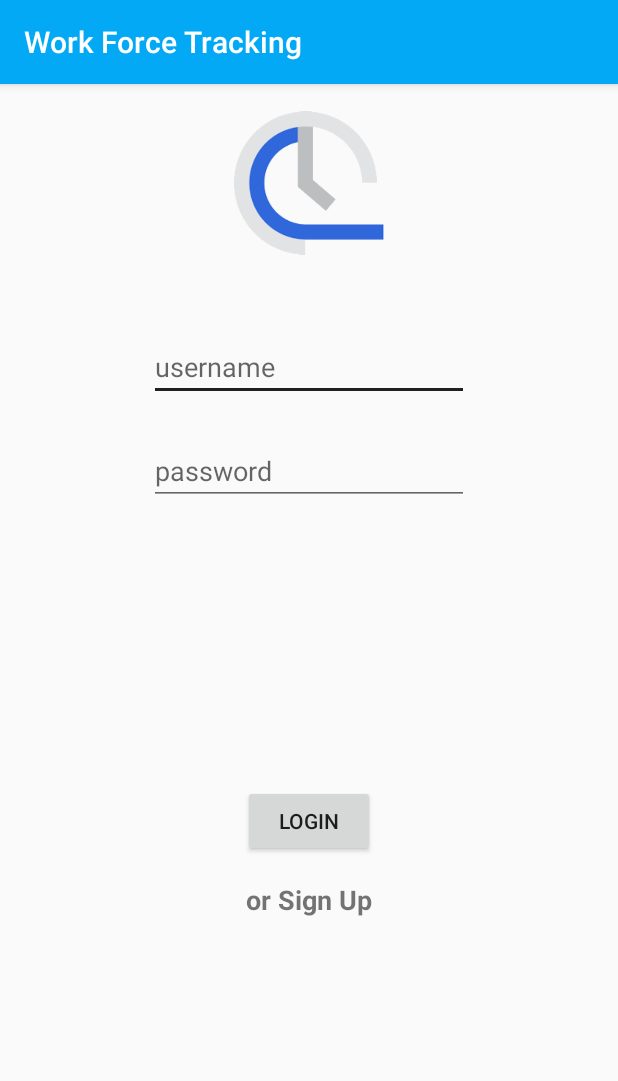
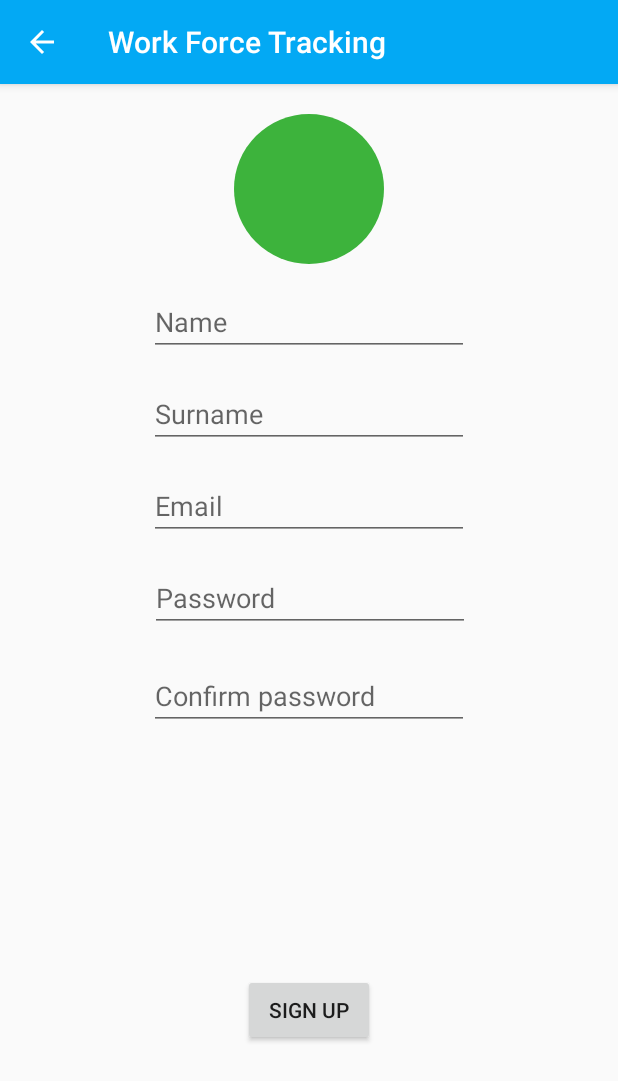
Before and after one commit to andrea07021981/WorkForceTracking, an Android app: the screen it shows after launch (LoginActivity), after a tap on "or Sign Up", on a phone screen of 412 x 824 dp. Shown: the top 1081 px of the screen. Run offline under Robolectric (Android 15) with nearby library versions, the phone set to English and light mode, and no system bars; our stand-ins replace Room's generated code; libraries missing offline, so code that uses them is left out: android.arch.persistence.

Commit message:
Added signup fragment

```diff
--- a/app/src/main/AndroidManifest.xml
+++ b/app/src/main/AndroidManifest.xml
@@ -5,6 +5,9 @@
     <uses-permission android:name="android.permission.GET_ACCOUNTS" />
     <uses-permission android:name="android.permission.READ_PROFILE" />
     <uses-permission android:name="android.permission.READ_CONTACTS" />
+    <uses-permission android:name="android.permission.ACCESS_FINE_LOCATION" />
+    <uses-permission android:name="android.permission.INTERNET" />
+    <uses-permission android:name="android.permission.READ_EXTERNAL_STORAGE" />
 
     <application
         android:name=".BasicApp"
--- a/app/src/main/java/com/projects/andreafranco/workforcetracking/ui/LoginActivity.java
+++ b/app/src/main/java/com/projects/andreafranco/workforcetracking/ui/LoginActivity.java
@@ -1,11 +1,17 @@
 package com.projects.andreafranco.workforcetracking.ui;
 
+import android.content.Intent;
+import android.net.Uri;
 import android.support.v4.app.Fragment;
+import android.support.v4.app.FragmentTransaction;
+import android.transition.Fade;
+
+import com.projects.andreafranco.workforcetracking.R;
 
 /**
  * A login screen that offers login via email/password.
  */
-public class LoginActivity extends SingleFragmentActivity implements LoginFragment.OnLoginFragmentInteractionListener {
+public class LoginActivity extends SingleFragmentActivity implements LoginFragment.OnLoginFragmentInteractionListener, SignUpFragment.OnFragmentInteractionListener {
 
     @Override
     protected Fragment createFragment() {
@@ -13,7 +19,43 @@ public class LoginActivity extends SingleFragmentActivity implements LoginFragme
     }
 
     @Override
-    public void onFragmentInteraction() {
+    public void onReplaceFragment() {
+        //TODO add the animation transition with shared element LOGO
+        FragmentTransaction fragmentTransaction = getSupportFragmentManager().beginTransaction();
+        fragmentTransaction.replace(R.id.fragment_container,
+                SignUpFragment.newInstance(null,null),
+                SignUpFragment.class.getSimpleName());
+        fragmentTransaction.commit();
+        setupToolbar(true);
+    }
+
+    @Override
+    public void onStartNewActivity(Intent intent) {
+        startActivity(intent);
+    }
+
+    @Override
+    public void onFragmentInteraction(Uri uri) {
 
     }
+
+    @Override
+    public boolean onSupportNavigateUp() {
+        setResult(RESULT_CANCELED);
+        //TODO add the animation transition with shared element LOGO
+        FragmentTransaction fragmentTransaction = getSupportFragmentManager().beginTransaction();
+        fragmentTransaction.replace(R.id.fragment_container,
+                LoginFragment.newInstance(null),
+                LoginFragment.class.getSimpleName());
+        fragmentTransaction.commit();
+        setupToolbar(false);
+        return true;
+    }
+
+    @Override
+    protected void setupToolbar(boolean visible) {
+        //Use binding for toolbar or menu with user info and profile
+        getSupportActionBar().setDisplayHomeAsUpEnabled(visible);
+        getSupportActionBar().setDisplayShowHomeEnabled(visible);
+    }
 }
--- a/app/src/main/java/com/projects/andreafranco/workforcetracking/ui/LoginFragment.java
+++ b/app/src/main/java/com/projects/andreafranco/workforcetracking/ui/LoginFragment.java
@@ -1,9 +1,11 @@
 package com.projects.andreafranco.workforcetracking.ui;
 
+import android.app.ActivityOptions;
 import android.app.AlertDialog;
 import android.arch.lifecycle.Observer;
 import android.arch.lifecycle.ViewModelProviders;
 import android.content.Context;
+import android.content.Intent;
 import android.net.Uri;
 import android.os.Bundle;
 import android.support.annotation.Nullable;
@@ -26,7 +28,7 @@ import java.util.Objects;
 
 import static android.content.Context.INPUT_METHOD_SERVICE;
 
-public class LoginFragment extends Fragment implements View.OnClickListener{
+public class LoginFragment extends Fragment{
 
     // the fragment initialization parameters
     private static final String ARG_PARAM1 = "param1";
@@ -73,9 +75,9 @@ public class LoginFragment extends Fragment implements View.OnClickListener{
                              Bundle savedInstanceState) {
         View view = inflater.inflate(R.layout.fragment_login, container, false);
         mLoginButton = view.findViewById(R.id.login_button);
-        mLoginButton.setOnClickListener(this);
+        mLoginButton.setOnClickListener(this::checkLogin);
         mSignUpTextView = view.findViewById(R.id.signup_textview);
-        mSignUpTextView.setOnClickListener(this);
+        mSignUpTextView.setOnClickListener(this::doSignUp);
         mUsernameEditText = view.findViewById(R.id.username_edittext);
         mPasswordEditText = view.findViewById(R.id.password_edittext);
 
@@ -100,12 +102,6 @@ public class LoginFragment extends Fragment implements View.OnClickListener{
         });
     }
 
-    public void onButtonPressed(Uri uri) {
-        if (mListener != null) {
-            mListener.onFragmentInteraction();
-        }
-    }
-
     @Override
     public void onAttach(Context context) {
         super.onAttach(context);
@@ -123,50 +119,46 @@ public class LoginFragment extends Fragment implements View.OnClickListener{
         mListener = null;
     }
 
-    @Override
-    public void onClick(View v) {
-        InputMethodManager inputMethodManager = (InputMethodManager) getActivity().getSystemService(INPUT_METHOD_SERVICE);
-        assert inputMethodManager != null;
-        if (inputMethodManager.isActive()) inputMethodManager.hideSoftInputFromWindow(Objects.requireNonNull(getActivity().getCurrentFocus()).getWindowToken(), 0);
-        int id = v.getId();
-        switch (id) {
-
-            case R.id.login_button:
-                if (TextUtils.isEmpty(mUsernameEditText.getText()) ||
-                        TextUtils.isEmpty(mPasswordEditText.getText())) {
-                    Toast.makeText(getActivity(), "Username and password required", Toast.LENGTH_SHORT).show();
-                } else {
-                    doLogin(mUsernameEditText.getText().toString(), mPasswordEditText.getText().toString());
-                }
-                break;
-
-            case R.id.signup_textview:
-                doSignUp();
-                break;
-
-            default:
-                break;
+    private void checkLogin(View view) {
+        if (TextUtils.isEmpty(mUsernameEditText.getText()) ||
+                TextUtils.isEmpty(mPasswordEditText.getText())) {
+            Toast.makeText(getActivity(), "Username and password required", Toast.LENGTH_SHORT).show();
+        } else {
+            doLogin(mUsernameEditText.getText().toString(), mPasswordEditText.getText().toString());
         }
     }
 
-    private void doLogin(String username, String password) {
-        //mAlertDialog.show();
+    public void doLogin(String username, String password) {
+        closeKeyBoard();
+        mAlertDialog.show();
         mUserViewModel.checkValidLogin(username, password).observe(this, new Observer<UserEntity>() {
             @Override
             public void onChanged(@Nullable UserEntity userEntity) {
                 if (userEntity != null) {
-                    //TODO login ok
+                    //TODO
+                    //TODO in XXX activity set the style AppThemeExplode
+                    /*ActivityOptions options = ActivityOptions.makeSceneTransitionAnimation(this);
+                    Intent intent = new Intent(getActivity(), "XXX not defined");
+                    startActivity(intent, options.toBundle());
+                    mListener.onStartNewActivity(intent);*/
                     Toast.makeText(getActivity(), "Login ok", Toast.LENGTH_SHORT).show();
                 } else {
                     Toast.makeText(getActivity(), "Login error: Username or password wrong", Toast.LENGTH_SHORT).show();
                 }
-                //mAlertDialog.dismiss();
+                mAlertDialog.dismiss();
             }
         });
     }
 
-    private void doSignUp() {
+    public void doSignUp(View view) {
+        closeKeyBoard();
+        mListener.onReplaceFragment();
+    }
 
+    private void closeKeyBoard() {
+        InputMethodManager inputMethodManager = (InputMethodManager) getActivity().getSystemService(INPUT_METHOD_SERVICE);
+        assert inputMethodManager != null;
+        if (inputMethodManager.isActive()) inputMethodManager.hideSoftInputFromWindow(Objects.requireNonNull(getActivity().getCurrentFocus()).getWindowToken(), 0);
     }
 
     /**
@@ -180,6 +172,7 @@ public class LoginFragment extends Fragment implements View.OnClickListener{
      * >Communicating with Other Fragments</a> for more information.
      */
     public interface OnLoginFragmentInteractionListener {
-        void onFragmentInteraction();
+        void onReplaceFragment();
+        void onStartNewActivity(Intent intent);
     }
 }
--- /dev/null
+++ b/app/src/main/java/com/projects/andreafranco/workforcetracking/ui/SignUpFragment.java
@@ -0,0 +1,257 @@
+package com.projects.andreafranco.workforcetracking.ui;
+
+import android.Manifest;
+import android.app.AlertDialog;
+import android.content.Context;
+import android.content.Intent;
+import android.content.pm.PackageManager;
+import android.graphics.Bitmap;
+import android.graphics.Canvas;
+import android.graphics.Color;
+import android.graphics.Paint;
+import android.graphics.PorterDuff;
+import android.graphics.PorterDuffXfermode;
+import android.graphics.Rect;
+import android.graphics.drawable.GradientDrawable;
+import android.net.Uri;
+import android.os.Bundle;
+import android.provider.MediaStore;
+import android.support.annotation.NonNull;
+import android.support.v4.app.ActivityCompat;
+import android.support.v4.app.Fragment;
+import android.text.TextUtils;
+import android.transition.TransitionInflater;
+import android.util.Patterns;
+import android.view.LayoutInflater;
+import android.view.View;
+import android.view.ViewGroup;
+import android.widget.Button;
+import android.widget.EditText;
+import android.widget.ImageView;
+
+import com.projects.andreafranco.workforcetracking.R;
+
+import java.io.IOException;
+import java.util.Random;
+
+import static android.app.Activity.RESULT_OK;
+
+/**
+ * A simple {@link Fragment} subclass.
+ * Activities that contain this fragment must implement the
+ * {@link SignUpFragment.OnFragmentInteractionListener} interface
+ * to handle interaction events.
+ * Use the {@link SignUpFragment#newInstance} factory method to
+ * create an instance of this fragment.
+ */
+public class SignUpFragment extends Fragment {
+    private static final String ARG_PARAM1 = "param1";
+    private static final String ARG_PARAM2 = "param2";
+    private static final int REQUEST_IMAGES = 1;
+    private static final int REQUEST_PERMISSION_CODE = 0;
+
+    // TODO: Rename and change types of parameters
+    private String mParam1;
+    private String mParam2;
+
+    private ImageView mPictureImageView;
+    private EditText mNameEditText, mSurnameEditText, mEmailEditText, mPasswordEditText, mConfirmPasswordEditText;
+    private Button mSignupButton;
+    private Uri mProfileUri;
+    private AlertDialog mAlertDialog;
+
+    private OnFragmentInteractionListener mListener;
+
+    public SignUpFragment() {
+        // Required empty public constructor
+    }
+
+    /**
+     * Use this factory method to create a new instance of
+     * this fragment using the provided parameters.
+     *
+     * @param param1 Parameter 1.
+     * @param param2 Parameter 2.
+     * @return A new instance of fragment SignUpFragment.
+     */
+    // TODO: Rename and change types and number of parameters
+    public static SignUpFragment newInstance(String param1, String param2) {
+        SignUpFragment fragment = new SignUpFragment();
+        Bundle args = new Bundle();
+        args.putString(ARG_PARAM1, param1);
+        args.putString(ARG_PARAM2, param2);
+        fragment.setArguments(args);
+        return fragment;
+    }
+
+    @Override
+    public void onCreate(Bundle savedInstanceState) {
+        super.onCreate(savedInstanceState);
+        if (getArguments() != null) {
+            mParam1 = getArguments().getString(ARG_PARAM1);
+            mParam2 = getArguments().getString(ARG_PARAM2);
+        }
+        setSharedElementEnterTransition(TransitionInflater.from(getContext()).inflateTransition(android.R.transition.move));
+    }
+
+    @Override
+    public View onCreateView(LayoutInflater inflater, ViewGroup container,
+                             Bundle savedInstanceState) {
+        View view = inflater.inflate(R.layout.fragment_sign_up, container, false);
+        mPictureImageView = view.findViewById(R.id.picture_imageview);
+        mPictureImageView.setOnClickListener(this::profileImageClick);
+        ((GradientDrawable) mPictureImageView.getBackground()).setColor(getRandonColor());
+        mSignupButton = view.findViewById(R.id.signup_button);
+        mSignupButton.setOnClickListener(this::signUpClick);
+        mNameEditText = view.findViewById(R.id.name_edittext);
+        mSurnameEditText = view.findViewById(R.id.surname_edittext);
+        mEmailEditText = view.findViewById(R.id.email_edittext);
+        mPasswordEditText = view.findViewById(R.id.password_edittext);
+        mConfirmPasswordEditText = view.findViewById(R.id.confirm_password_editetext);
+
+        AlertDialog.Builder builder = new AlertDialog.Builder(getActivity())
+                .setView(LayoutInflater.from(getActivity()).inflate(R.layout.progress_dialog, null));
+        mAlertDialog = builder.create();
+        return view;
+    }
+
+    // TODO: Rename method, update argument and hook method into UI event
+    public void onButtonPressed(Uri uri) {
+        if (mListener != null) {
+            mListener.onFragmentInteraction(uri);
+        }
+    }
+
+    @Override
+    public void onAttach(Context context) {
+        super.onAttach(context);
+        if (context instanceof OnFragmentInteractionListener) {
+            mListener = (OnFragmentInteractionListener) context;
+        } else {
+            throw new RuntimeException(context.toString()
+                    + " must implement OnFragmentInteractionListener");
+        }
+    }
+
+    @Override
+    public void onDetach() {
+        super.onDetach();
+        mListener = null;
+    }
+
+    @Override
+    public void onStop() {
+        super.onStop();
+        if (mAlertDialog.isShowing()) {
+            mAlertDialog.dismiss();
+        }
+    }
+
+    /**
+     * This interface must be implemented by activities that contain this
+     * fragment to allow an interaction in this fragment to be communicated
+     * to the activity and potentially other fragments contained in that
+     * activity.
+     * <p>
+     * See the Android Training lesson <a href=
+     * "http://developer.android.com/training/basics/fragments/communicating.html"
+     * >Communicating with Other Fragments</a> for more information.
+     */
+    public interface OnFragmentInteractionListener {
+        // TODO: Update argument type and name
+        void onFragmentInteraction(Uri uri);
+    }
+
+    public void signUpClick(View view) {
+        if (checkMandatoryField()) {
+            //TODO save user on ws
+            mAlertDialog.show();
+        }
+    }
+
+    private boolean checkMandatoryField() {
+        boolean result = true;
+        if (TextUtils.isEmpty(mNameEditText.getText())) {
+            mNameEditText.setError("Name is mandatory!");
+            result = false;
+        }
+
+        if (TextUtils.isEmpty(mSurnameEditText.getText())) {
+            mSurnameEditText.setError("Surname is mandatory!");
+            result = false;
+        }
+
+        if (TextUtils.isEmpty(mEmailEditText.getText())) {
+            mEmailEditText.setError("Email is mandatory!");
+            result = false;
+        } else if (!isEmail(mEmailEditText)){
+            mEmailEditText.setError("Email is wrong formatted!");
+            result = false;
+        }
+
+        if (TextUtils.isEmpty(mPasswordEditText.getText())) {
+            mPasswordEditText.setError("Password is mandatory!");
+            result = false;
+        }
+
+        if (TextUtils.isEmpty(mConfirmPasswordEditText.getText())) {
+            mConfirmPasswordEditText.setError("Confirm password!");
+            result = false;
+        } else if (!mConfirmPasswordEditText.getText().toString().equals(mPasswordEditText.getText().toString())) {
+            mConfirmPasswordEditText.setError("Password is different!");
+            result = false;
+        }
+        return result;
+    }
+
+    private boolean isEmail(EditText text) {
+        CharSequence email = text.getText().toString();
+        return Patterns.EMAIL_ADDRESS.matcher(email).matches();
+    }
+
+    private void getPhoto() {
+        Intent getPhotoIntent = new Intent(Intent.ACTION_PICK, MediaStore.Images.Media.EXTERNAL_CONTENT_URI);
+        startActivityForResult(getPhotoIntent, REQUEST_IMAGES);
+    }
+
+    public void profileImageClick(View view) {
+        if (ActivityCompat.checkSelfPermission(getActivity(), Manifest.permission.READ_EXTERNAL_STORAGE) == PackageManager.PERMISSION_GRANTED) {
+            getPhoto();
+        } else {
+            ActivityCompat.requestPermissions(getActivity(), new String[]{Manifest.permission.READ_EXTERNAL_STORAGE}, REQUEST_PERMISSION_CODE);
+        }
+    }
+
+    @NonNull
+    private int getRandonColor() {
+        Random rand = new Random();
+        int r = rand.nextInt(255);
+        int g = rand.nextInt(255);
+        int b = rand.nextInt(255);
+        int randomColor = Color.rgb(r,g,b);
+        return randomColor;
+    }
+
+    @Override
+    public void onRequestPermissionsResult(int requestCode, @NonNull String[] permissions, @NonNull int[] grantResults) {
+        if (requestCode == 1 && grantResults.length > 1 && grantResults[0] == PackageManager.PERMISSION_GRANTED) {
+            getPhoto();
+        }
+        super.onRequestPermissionsResult(requestCode, permissions, grantResults);
+    }
+
+    @Override
+    public void onActivityResult(int requestCode, int resultCode, Intent data) {
+        if (requestCode == REQUEST_IMAGES && resultCode == RESULT_OK) {
+            mProfileUri = data.getData();
+            //CHANGE dimension and setting
+            try {
+                Bitmap bitmap = MediaStore.Images.Media.getBitmap(getActivity().getContentResolver(), mProfileUri);
+                mPictureImageView.setImageBitmap(bitmap);
+            } catch (IOException e) {
+                e.printStackTrace();
+            }
+        }
+        super.onActivityResult(requestCode, resultCode, data);
+    }
+}
--- a/app/src/main/java/com/projects/andreafranco/workforcetracking/ui/SingleFragmentActivity.java
+++ b/app/src/main/java/com/projects/andreafranco/workforcetracking/ui/SingleFragmentActivity.java
@@ -12,7 +12,7 @@ import com.projects.andreafranco.workforcetracking.R;
 public abstract class SingleFragmentActivity extends AppCompatActivity {
 
     @LayoutRes
-    protected int getLayoutResId(){
+    protected int getLayoutResId() {
         return R.layout.activity_fragment;
     }
 
@@ -31,4 +31,6 @@ public abstract class SingleFragmentActivity extends AppCompatActivity {
     }
 
     protected abstract Fragment createFragment();
+
+    protected abstract void setupToolbar(boolean visible);
 }
--- /dev/null
+++ b/app/src/main/res/drawable/circle.xml
@@ -0,0 +1,7 @@
+<?xml version="1.0" encoding="utf-8"?>
+<shape
+    xmlns:android="http://schemas.android.com/apk/res/android"
+    android:shape="oval">
+    <solid
+        android:color="#666666"/>
+</shape>
--- /dev/null
+++ b/app/src/main/res/layout/fragment_sign_up.xml
@@ -0,0 +1,95 @@
+<?xml version="1.0" encoding="utf-8"?>
+<android.support.constraint.ConstraintLayout xmlns:android="http://schemas.android.com/apk/res/android"
+    xmlns:app="http://schemas.android.com/apk/res-auto"
+    xmlns:tools="http://schemas.android.com/tools"
+    android:layout_width="match_parent"
+    android:layout_height="match_parent"
+    tools:context=".ui.LoginActivity">
+
+    <EditText
+        android:id="@+id/confirm_password_editetext"
+        android:layout_width="wrap_content"
+        android:layout_height="wrap_content"
+        android:layout_marginTop="20dp"
+        android:ems="10"
+        android:hint="Confirm password"
+        android:inputType="textPassword"
+        app:layout_constraintEnd_toEndOf="parent"
+        app:layout_constraintHorizontal_bias="0.5"
+        app:layout_constraintStart_toStartOf="parent"
+        app:layout_constraintTop_toBottomOf="@+id/password_edittext" />
+
+    <ImageView
+        android:id="@+id/picture_imageview"
+        android:layout_width="100dp"
+        android:layout_height="100dp"
+        android:layout_marginTop="20dp"
+        android:background="@drawable/circle"
+        app:layout_constraintEnd_toEndOf="parent"
+        app:layout_constraintHorizontal_bias="0.5"
+        app:layout_constraintStart_toStartOf="parent"
+        app:layout_constraintTop_toTopOf="parent" />
+
+    <EditText
+        android:id="@+id/name_edittext"
+        android:layout_width="wrap_content"
+        android:layout_height="wrap_content"
+        android:layout_marginTop="16dp"
+        android:ems="10"
+        android:hint="Name"
+        android:inputType="textPersonName"
+        app:layout_constraintEnd_toEndOf="parent"
+        app:layout_constraintStart_toStartOf="parent"
+        app:layout_constraintTop_toBottomOf="@+id/picture_imageview" />
+
+    <EditText
+        android:id="@+id/surname_edittext"
+        android:layout_width="wrap_content"
+        android:layout_height="wrap_content"
+        android:layout_marginTop="16dp"
+        android:ems="10"
+        android:hint="Surname"
+        android:inputType="textPersonName"
+        app:layout_constraintEnd_toEndOf="parent"
+        app:layout_constraintStart_toStartOf="parent"
+        app:layout_constraintTop_toBottomOf="@+id/name_edittext" />
+
+    <EditText
+        android:id="@+id/email_edittext"
+        android:layout_width="wrap_content"
+        android:layout_height="wrap_content"
+        android:layout_marginTop="16dp"
+        android:ems="10"
+        android:hint="Email"
+        android:inputType="textPersonName"
+        app:layout_constraintEnd_toEndOf="parent"
+        app:layout_constraintHorizontal_bias="0.5"
+        app:layout_constraintStart_toStartOf="parent"
+        app:layout_constraintTop_toBottomOf="@+id/surname_edittext" />
+
+    <EditText
+        android:id="@+id/password_edittext"
+        android:layout_width="wrap_content"
+        android:layout_height="wrap_content"
+        android:layout_marginTop="16dp"
+        android:ems="10"
+        android:hint="Password"
+        android:inputType="textPersonName"
+        app:layout_constraintEnd_toEndOf="parent"
+        app:layout_constraintHorizontal_bias="0.502"
+        app:layout_constraintStart_toStartOf="parent"
+        app:layout_constraintTop_toBottomOf="@+id/email_edittext" />
+
+    <Button
+        android:id="@+id/signup_button"
+        android:layout_width="wrap_content"
+        android:layout_height="wrap_content"
+        android:layout_marginTop="51dp"
+        android:layout_marginBottom="16dp"
+        android:text="SIGN UP"
+        app:layout_constraintBottom_toBottomOf="parent"
+        app:layout_constraintEnd_toEndOf="parent"
+        app:layout_constraintStart_toStartOf="parent"
+        app:layout_constraintTop_toBottomOf="@+id/confirm_password_editetext" />
+
+</android.support.constraint.ConstraintLayout>
--- /dev/null
+++ b/app/src/main/res/transition/explode.xml
@@ -0,0 +1,5 @@
+<?xml version="1.0" encoding="utf-8"?>
+<transitionSet xmlns:android="http://schemas.android.com/apk/res/android">
+    <explode
+        android:duration="320" />
+</transitionSet>
--- a/app/src/main/res/values/styles.xml
+++ b/app/src/main/res/values/styles.xml
@@ -8,4 +8,9 @@
         <item name="colorAccent">@color/browser_actions_text_color</item>
     </style>
 
+    <style name="AppThemeExplode" parent="AppTheme">
+        <item name="android:windowContentTransitions">true</item>
+        <item name="android:windowEnterTransition">@transition/explode</item>
+        <item name="android:windowExitTransition">@transition/explode</item>
+    </style>
 </resources>
```
Also changed, not shown: app/src/main/res/anim/slide_down.xml (added, +7 -0 lines), app/src/main/res/anim/slide_up.xml (added, +7 -0 lines).
